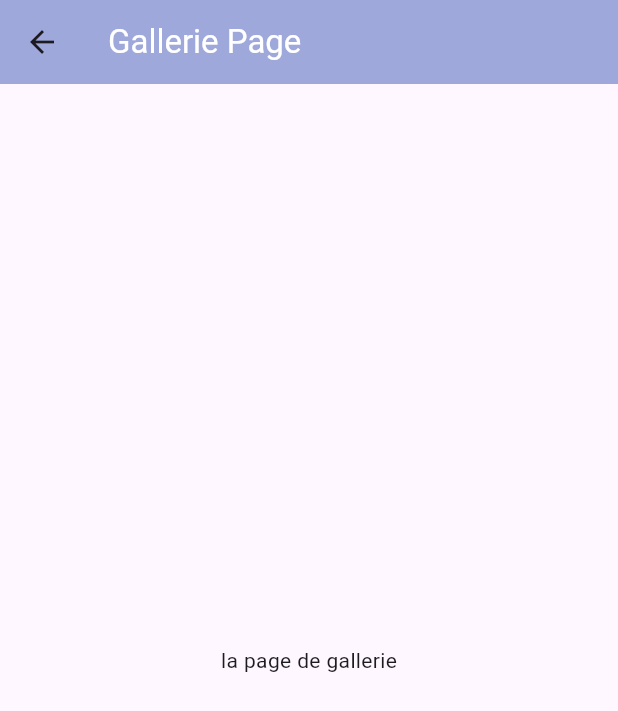
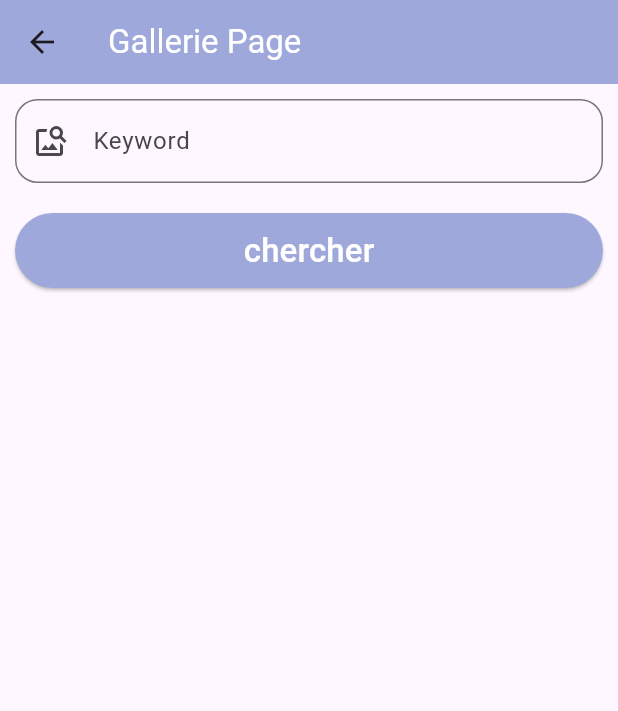
Before and after one commit to AbirAloulou/Voyage_mobile, a Flutter app: the GalleriePage screen opened by its route, on a phone screen of 412 x 824 dp. Shown: the top 711 px of the screen. Run offline on Flutter 3.47's test engine with Material 3 defaults, Android fonts, the phone set to English and light mode, and no system bars; our stand-ins replace google_fonts, shared_preferences; accounts and stored records are empty; network calls fail.

Commit message:
gallerie details

```diff
--- a/lib/pages/gallerie.page.dart
+++ b/lib/pages/gallerie.page.dart
@@ -1,7 +1,10 @@
 import 'package:flutter/material.dart';
+import 'package:voyage/pages/gallerie-details.page.dart';
 
 class GalleriePage extends StatelessWidget {
-  const GalleriePage({super.key});
+  TextEditingController txt_keyword = new TextEditingController();
+
+  GalleriePage({super.key});
 
   @override
   Widget build(BuildContext context) {
@@ -13,9 +16,43 @@ class GalleriePage extends StatelessWidget {
         ),
         backgroundColor: Colors.indigo[200],
       ),
-      body: Center(
-        child: Text('la page de gallerie'),
+      body: Column(
+        children: [
+          Container(
+            padding: EdgeInsets.all(10),
+            child: TextFormField(
+              controller: txt_keyword,
+              decoration: InputDecoration(
+                  prefixIcon: Icon(Icons.image_search),
+                  hintText: "Keyword",
+                  border: OutlineInputBorder(
+                      borderRadius: BorderRadius.circular(15),
+                      borderSide: BorderSide(width: 1))),
+            ),
+          ),
+          Container(
+            padding: const EdgeInsets.all(10),
+            child: ElevatedButton(
+                style: ElevatedButton.styleFrom(
+                    minimumSize: Size.fromHeight(50),
+                    backgroundColor: Colors.indigo[200]),
+                onPressed: () {
+                  _onGetGalleryDetails(context, txt_keyword.text);
+                },
+                child: Text(
+                  'chercher',
+                  style: TextStyle(fontSize: 22, color: Colors.white),
+                )),
+          ),
+        ],
       ),
     );
   }
+
+  void _onGetGalleryDetails(BuildContext context, String keyword) {
+    String k = txt_keyword.text;
+    Navigator.push(context,
+        MaterialPageRoute(builder: (context) => GallerieDetailsPage(k)));
+    txt_keyword.text = "";
+  }
 }
```
Also changed, not shown: lib/pages/gallerie-details.page.dart (added, +155 -0 lines).
